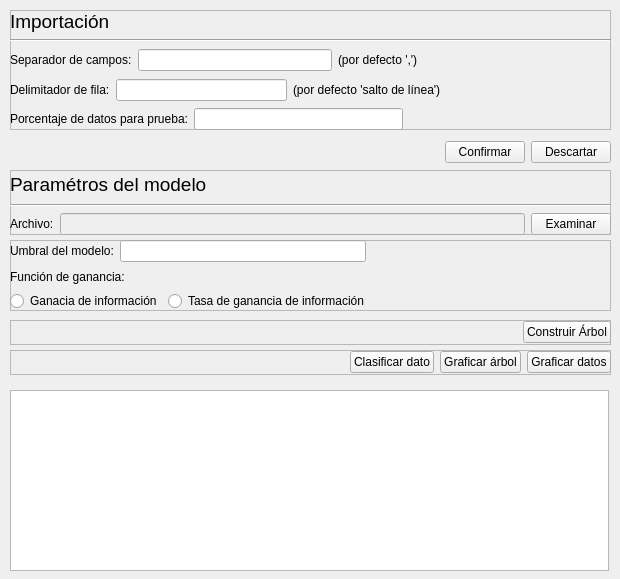
Volderpayoda/python-gui, file views/mainwindow.ui: the form before one commit.
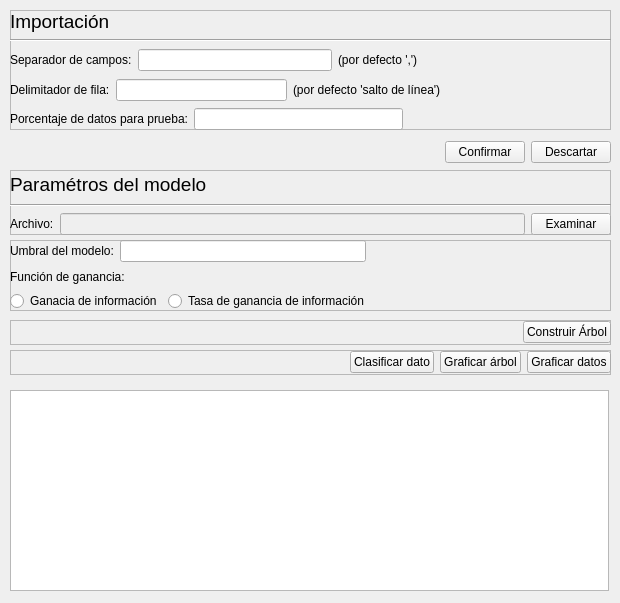
The form after the commit.

Commit message: Actualizando vistas

The edit to the form file:
```diff
--- a/views/mainwindow.ui
+++ b/views/mainwindow.ui
@@ -10,7 +10,7 @@
     <x>0</x>
     <y>0</y>
     <width>620</width>
-    <height>579</height>
+    <height>603</height>
    </rect>
   </property>
   <property name="sizePolicy">
@@ -175,7 +175,7 @@
       <x>10</x>
       <y>390</y>
       <width>599</width>
-      <height>181</height>
+      <height>201</height>
      </rect>
     </property>
    </widget>
```
The commit also changes 1 other file.
